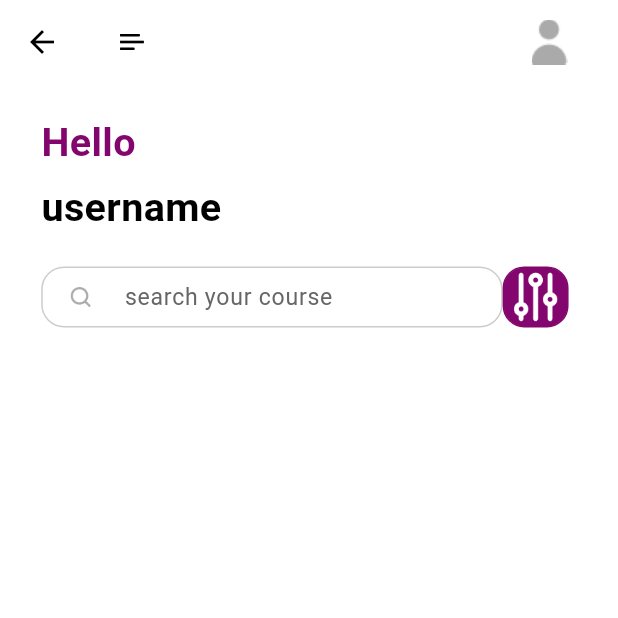
After one commit to santetch/flutter_sample_course, a Flutter app: the HomePage screen opened directly, on a phone screen of 412 x 824 dp, the top half of it. The commit adds this screen. Run offline on Flutter 3.47's test engine with Material 2 defaults, Android fonts, the phone set to English and light mode, and no system bars; our stand-ins replace cloud_firestore, dots_indicator, firebase_auth, firebase_core, flutter_bloc, flutter_screenutil and 2 more; accounts and stored records are empty; Roboto replaces fonts that are missing (Avenir).

Commit message:
starts home page

```diff
--- a/lib/main.dart
+++ b/lib/main.dart
@@ -20,6 +20,7 @@ class MyApp extends StatelessWidget {
     return MultiBlocProvider(
       providers: [...AppPages.allBlocProviders(context)],
       child: ScreenUtilInit(
+        designSize: const Size(375, 812),
         builder: (context, child) => MaterialApp(
           title: 'Flutter Demo',
           theme: ThemeData(
--- a/lib/pages/application/widgets/application_widgets.dart
+++ b/lib/pages/application/widgets/application_widgets.dart
@@ -1,13 +1,12 @@
 import 'package:flutter/material.dart';
 import 'package:flutter_screenutil/flutter_screenutil.dart';
+import 'package:u_course_example/pages/home/home_page.dart';
 
 import '../../../common/values/colors.dart';
 
 Widget buildPage(int index) {
   List<Widget> widget = [
-    const Center(
-      child: Text("Home"),
-    ),
+    const HomePage(),
     const Center(
       child: Text("Search"),
     ),
--- /dev/null
+++ b/lib/pages/home/home_page.dart
@@ -0,0 +1,43 @@
+import 'package:flutter/material.dart';
+import 'package:flutter_screenutil/flutter_screenutil.dart';
+import 'package:u_course_example/common/values/colors.dart';
+import 'package:u_course_example/pages/home/widgets/home_widgets.dart';
+
+class HomePage extends StatefulWidget {
+  const HomePage({super.key});
+
+  @override
+  State<HomePage> createState() => _HomePageState();
+}
+
+class _HomePageState extends State<HomePage> {
+  @override
+  Widget build(BuildContext context) {
+    return Scaffold(
+      backgroundColor: Colors.white,
+      appBar: buildAppBar(),
+      body: Container(
+        margin: EdgeInsets.symmetric(vertical: 0, horizontal: 25.w),
+        child: Column(
+          crossAxisAlignment: CrossAxisAlignment.start,
+          children: [
+            homePageText(
+              text: "Hello",
+              color: AppColors.primaryThreeElementText,
+              top: 20,
+            ),
+            homePageText(
+              text: "username",
+              color: AppColors.primaryText,
+              top: 5,
+            ),
+            SizedBox(
+              height: 20.h,
+            ),
+            searchView(),
+          ],
+        ),
+      ),
+    );
+  }
+}
--- /dev/null
+++ b/lib/pages/home/widgets/home_widgets.dart
@@ -0,0 +1,134 @@
+import 'package:flutter/material.dart';
+import 'package:flutter_screenutil/flutter_screenutil.dart';
+import 'package:u_course_example/common/values/colors.dart';
+
+AppBar buildAppBar() {
+  return AppBar(
+    title: Container(
+      margin: EdgeInsets.only(left: 7.w, right: 7.w),
+      child: Row(
+        mainAxisAlignment: MainAxisAlignment.spaceBetween,
+        crossAxisAlignment: CrossAxisAlignment.center,
+        children: [
+          SizedBox(
+            width: 15.w,
+            height: 12.h,
+            child: Image.asset("assets/icons/menu.png"),
+          ),
+          GestureDetector(
+            child: Container(
+              width: 40.w,
+              height: 40.h,
+              decoration: const BoxDecoration(
+                image: DecorationImage(
+                  image: AssetImage("assets/icons/person.png"),
+                ),
+              ),
+            ),
+          )
+        ],
+      ),
+    ),
+  );
+}
+
+Widget homePageText({
+  required String text,
+  Color color = AppColors.primaryText,
+  int top = 0,
+}) {
+  return Container(
+    margin: EdgeInsets.only(top: top.h),
+    child: Text(
+      text,
+      style: TextStyle(
+        color: color,
+        fontSize: 24.sp,
+        fontWeight: FontWeight.bold,
+      ),
+    ),
+  );
+}
+
+Widget searchView() {
+  return Row(
+    children: [
+      Container(
+        width: 280.w,
+        height: 40.h,
+        decoration: BoxDecoration(
+          color: AppColors.primaryBackground,
+          borderRadius: BorderRadius.circular(
+            15.h,
+          ),
+          border: Border.all(color: AppColors.primaryFourElementText),
+        ),
+        child: Row(
+          children: [
+            Container(
+              margin: EdgeInsets.only(left: 15.w),
+              width: 16.w,
+              height: 16.w,
+              child: Image.asset("assets/icons/search.png"),
+            ),
+            Container(
+              margin: EdgeInsets.only(left: 15.w),
+              width: 200.w,
+              height: 40.w,
+              child: TextField(
+                keyboardType: TextInputType.multiline,
+                decoration: const InputDecoration(
+                  contentPadding: EdgeInsets.fromLTRB(0, 5, 0, 5),
+                  hintText: "search your course",
+                  hintStyle: TextStyle(
+                    color: AppColors.primarySecondaryElementText,
+                  ),
+                  border: OutlineInputBorder(
+                    borderSide: BorderSide(color: Colors.transparent),
+                  ),
+                  enabledBorder: OutlineInputBorder(
+                    borderSide: BorderSide(
+                      color: Colors.transparent,
+                    ),
+                  ),
+                  disabledBorder: OutlineInputBorder(
+                    borderSide: BorderSide(
+                      color: Colors.transparent,
+                    ),
+                  ),
+                  focusedBorder: OutlineInputBorder(
+                    borderSide: BorderSide(
+                      color: Colors.transparent,
+                    ),
+                  ),
+                ),
+                style: TextStyle(
+                  color: AppColors.primaryText,
+                  fontFamily: "Avenir",
+                  fontWeight: FontWeight.normal,
+                  fontSize: 14.sp,
+                ),
+                autocorrect: false,
+                obscureText: false,
+              ),
+            ),
+          ],
+        ),
+      ),
+      GestureDetector(
+        child: Container(
+          width: 40.w,
+          height: 40.h,
+          decoration: BoxDecoration(
+            color: AppColors.primaryElement,
+            borderRadius: BorderRadius.all(
+              Radius.circular(13.w),
+            ),
+            border: Border.all(color: AppColors.primaryElement),
+          ),
+          child: Image.asset("assets/icons/options.png"),
+        ),
+      )
+    ],
+  );
+}
--- a/lib/pages/register/register.dart
+++ b/lib/pages/register/register.dart
@@ -38,7 +38,7 @@ class _RegisterState extends State<Register> {
                           reusableText("Enter your details below and sign up"),
                     ),
                     Container(
-                      margin: EdgeInsets.only(top: 36.h),
+                      margin: EdgeInsets.only(top: 60.h),
                       padding: EdgeInsets.only(left: 25.w, right: 25.w),
                       child: Column(
                         crossAxisAlignment: CrossAxisAlignment.start,
--- a/lib/pages/sign_in/sign_in.dart
+++ b/lib/pages/sign_in/sign_in.dart
@@ -65,6 +65,9 @@ class _SignInState extends State<SignIn> {
                     ),
                   ),
                   forgotPassword(),
+                  SizedBox(
+                    height: 100.h,
+                  ),
                   buildLogInAndRegisterButtons(
                     "Log In",
                     "login",
--- a/lib/pages/widgets/common_widgets.dart
+++ b/lib/pages/widgets/common_widgets.dart
@@ -29,7 +29,10 @@ Widget buildThirdPartyLogin(BuildContext context) {
       top: 40.h,
       bottom: 20.h,
     ),
-    padding: EdgeInsets.only(left: 25.w, right: 25.w),
+    padding: EdgeInsets.only(
+      left: 50.w,
+      right: 50.w,
+    ),
     child: Row(
       mainAxisAlignment: MainAxisAlignment.spaceEvenly,
       children: [
--- a/lib/routes/pages.dart
+++ b/lib/routes/pages.dart
@@ -1,6 +1,5 @@
 import 'package:flutter/material.dart';
 import 'package:flutter_bloc/flutter_bloc.dart';
-import 'package:u_course_example/global.dart';
 import 'package:u_course_example/pages/application/application_page.dart';
 import 'package:u_course_example/pages/application/bloc/app_blocs.dart';
 import 'package:u_course_example/pages/register/bloc/register_blocs.dart';
@@ -11,6 +10,7 @@ import 'package:u_course_example/pages/welcome/bloc/welcome_blocs.dart';
 import 'package:u_course_example/pages/welcome/views/welcome.dart';
 import 'package:u_course_example/routes/names.dart';
 
+import '../global.dart';
 import 'page_entity.dart';
 
 class AppPages {
```
